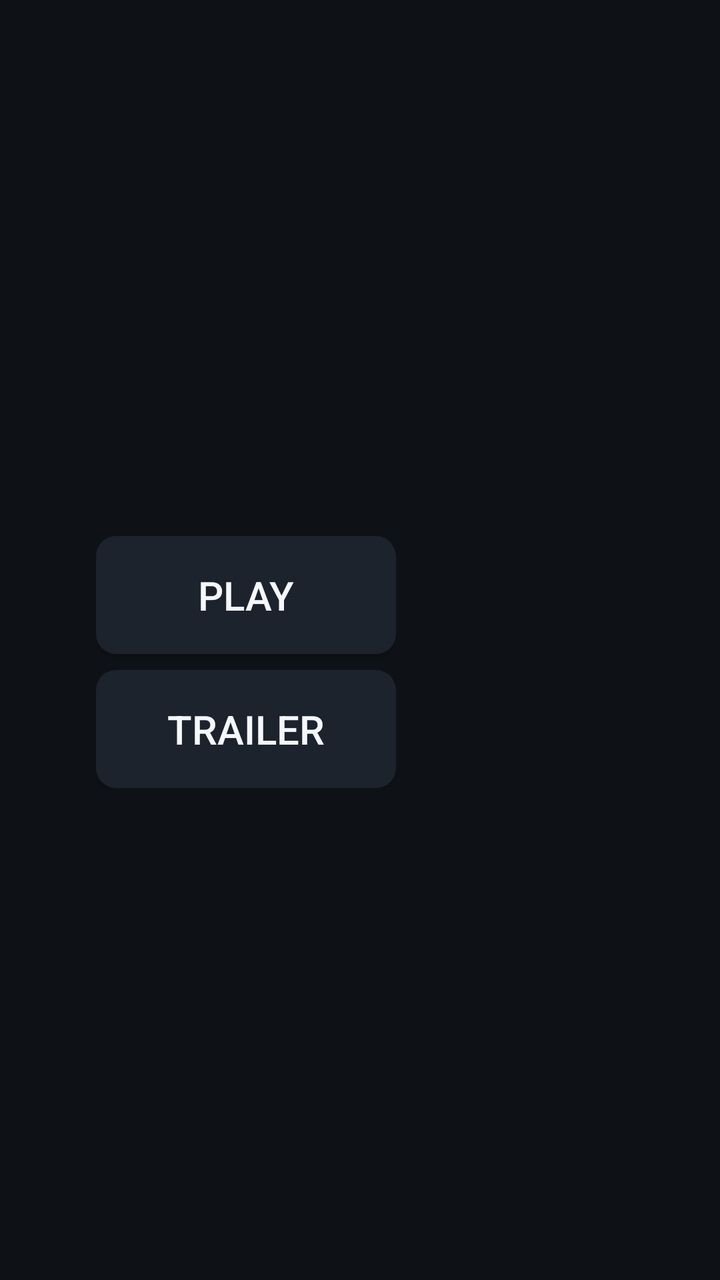
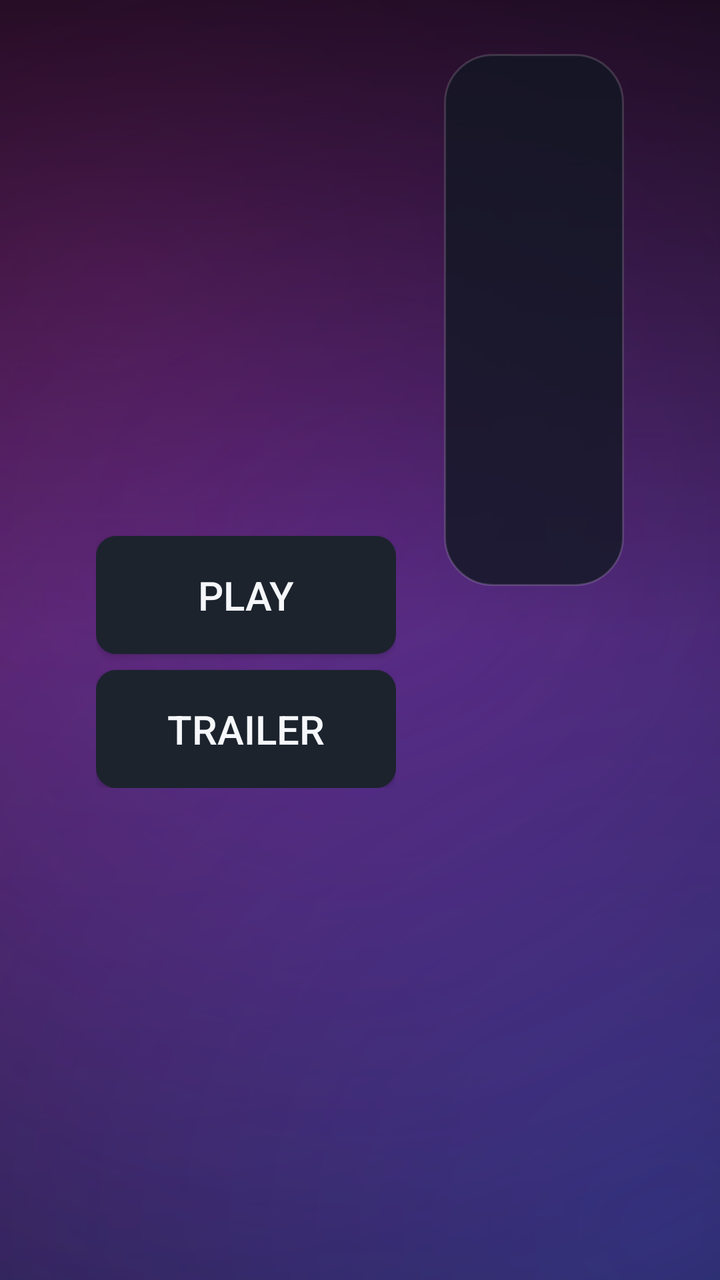

Two renders of the same Android screen: before a commit and after it. Below are the layout's source before the change and the commit's diff.
<!-- AndroidManifest.xml: application theme Theme.IptvPlayer -->
<!-- res/layout/activity_vod_detail.xml -->
<?xml version="1.0" encoding="utf-8"?>
<ScrollView xmlns:android="http://schemas.android.com/apk/res/android"
    android:layout_width="match_parent"
    android:layout_height="match_parent"
    android:background="@color/bg_root"
    android:paddingHorizontal="@dimen/safe_area_h"
    android:paddingVertical="@dimen/safe_area_v"
    android:fillViewport="true">

    <LinearLayout
        android:layout_width="match_parent"
        android:layout_height="wrap_content"
        android:orientation="horizontal">

        
        <LinearLayout
            android:layout_width="wrap_content"
            android:layout_height="wrap_content"
            android:orientation="vertical">

            <ImageView
                android:id="@+id/detailPoster"
                android:layout_width="@dimen/poster_width"
                android:layout_height="@dimen/poster_height"
                android:scaleType="centerCrop"
                android:contentDescription="@string/nav_movies" />

            <Button
                android:id="@+id/playButton"
                style="@style/Widget.Iptv.Button"
                android:layout_width="@dimen/poster_width"
                android:layout_height="wrap_content"
                android:layout_marginTop="@dimen/space_m"
                android:text="@string/detail_play" />

            <Button
                android:id="@+id/trailerButton"
                style="@style/Widget.Iptv.Button"
                android:layout_width="@dimen/poster_width"
                android:layout_height="wrap_content"
                android:layout_marginTop="@dimen/space_s"
                android:text="@string/detail_trailer" />
        </LinearLayout>

        
        <LinearLayout
            android:layout_width="0dp"
            android:layout_height="wrap_content"
            android:layout_weight="1"
            android:orientation="vertical"
            android:layout_marginStart="@dimen/space_l">

            <TextView
                android:id="@+id/detailTitle"
                android:layout_width="match_parent"
                android:layout_height="wrap_content"
                android:textColor="@color/text_primary"
                android:textSize="@dimen/text_big_title"
                android:textStyle="bold"
                android:maxLines="2"
                android:ellipsize="end" />

            <TextView
                android:id="@+id/detailMeta"
                android:layout_width="match_parent"
                android:layout_height="wrap_content"
                android:layout_marginTop="@dimen/space_s"
                android:textColor="@color/text_secondary"
                android:textSize="@dimen/text_body" />

            <TextView
                android:id="@+id/detailPlot"
                android:layout_width="match_parent"
                android:layout_height="wrap_content"
                android:layout_marginTop="@dimen/space_m"
                android:textColor="@color/text_primary"
                android:textSize="@dimen/text_body" />

            <TextView
                android:id="@+id/detailCast"
                android:layout_width="match_parent"
                android:layout_height="wrap_content"
                android:layout_marginTop="@dimen/space_m"
                android:textColor="@color/text_secondary"
                android:textSize="@dimen/text_caption" />

            <TextView
                android:id="@+id/detailDirector"
                android:layout_width="match_parent"
                android:layout_height="wrap_content"
                android:layout_marginTop="@dimen/space_s"
                android:textColor="@color/text_secondary"
                android:textSize="@dimen/text_caption" />

            <TextView
                android:id="@+id/detailGenre"
                android:layout_width="match_parent"
                android:layout_height="wrap_content"
                android:layout_marginTop="@dimen/space_s"
                android:textColor="@color/text_secondary"
                android:textSize="@dimen/text_caption" />
        </LinearLayout>
    </LinearLayout>
</ScrollView>
<!-- resources referenced by this layout -->
<resources>
  <color name="bg_root">#0E1116</color>
  <color name="text_primary">#F5F7FA</color>
  <color name="text_secondary">#9AA7B4</color>
  <dimen name="poster_height">225dp</dimen>
  <dimen name="poster_width">150dp</dimen>
  <dimen name="safe_area_h">48dp</dimen>
  <dimen name="safe_area_v">27dp</dimen>
  <dimen name="space_l">24dp</dimen>
  <dimen name="space_m">16dp</dimen>
  <dimen name="space_s">8dp</dimen>
  <dimen name="text_big_title">32sp</dimen>
  <dimen name="text_body">20sp</dimen>
  <dimen name="text_caption">16sp</dimen>
  <string name="detail_play">Play</string>
  <string name="detail_trailer">Trailer</string>
  <string name="nav_movies">Movies</string>
  <style name="Widget.Iptv.Button" parent="Widget.AppCompat.Button">
          <item name="android:background">@drawable/bg_button</item>
          <item name="android:textColor">@color/text_primary</item>
          <item name="android:textSize">@dimen/text_body</item>
          <item name="android:padding">@dimen/space_m</item>
          <item name="android:focusable">true</item>
      </style>
  <color name="accent">#3DA9FC</color>
  <dimen name="card_radius">10dp</dimen>
  <dimen name="focus_stroke">2dp</dimen>
  <color name="accent_dim">#1E5F8C</color>
  <color name="bg_card">#1C232D</color>
  <!-- unchanged entries left out for length: 2 -->
</resources>

<!-- the commit's change to res/layout/activity_vod_detail.xml (unified diff, before → after) -->
@@ -2,7 +2,7 @@
 <ScrollView xmlns:android="http://schemas.android.com/apk/res/android"
     android:layout_width="match_parent"
     android:layout_height="match_parent"
-    android:background="@color/bg_root"
+    android:background="@drawable/bg_login_aurora"
     android:paddingHorizontal="@dimen/safe_area_h"
     android:paddingVertical="@dimen/safe_area_v"
     android:fillViewport="true">
@@ -48,7 +48,9 @@
             android:layout_height="wrap_content"
             android:layout_weight="1"
             android:orientation="vertical"
-            android:layout_marginStart="@dimen/space_l">
+            android:layout_marginStart="@dimen/space_l"
+            android:background="@drawable/bg_glass_card"
+            android:padding="@dimen/space_l">
 
             <TextView
                 android:id="@+id/detailTitle"
@@ -74,7 +76,8 @@
                 android:layout_height="wrap_content"
                 android:layout_marginTop="@dimen/space_m"
                 android:textColor="@color/text_primary"
-                android:textSize="@dimen/text_body" />
+                android:textSize="@dimen/text_body"
+                android:lineSpacingMultiplier="1.2" />
 
             <TextView
                 android:id="@+id/detailCast"
<!-- resource entries referenced after the edit -->
@@ -13,6 +13,64 @@
   <dimen name="text_big_title">32sp</dimen>
   <dimen name="text_body">20sp</dimen>
   <dimen name="text_caption">16sp</dimen>
+  <!-- drawable bg_glass_card (drawable) -->
+  <?xml version="1.0" encoding="utf-8"?>
+  <shape xmlns:android="http://schemas.android.com/apk/res/android" android:shape="rectangle">
+      <solid android:color="@color/glass_card" />
+      <corners android:radius="24dp" />
+      <stroke android:width="1dp" android:color="@color/glass_stroke" />
+  </shape>
+  <!-- drawable bg_login_aurora (drawable) -->
+  <?xml version="1.0" encoding="utf-8"?>
+  <layer-list xmlns:android="http://schemas.android.com/apk/res/android">
+      <item>
+          <shape android:shape="rectangle">
+              <solid android:color="@color/brand_cinematic" />
+          </shape>
+      </item>
+      <item>
+          <shape android:shape="rectangle">
+              <gradient
+                  android:type="radial"
+                  android:centerX="0.16"
+                  android:centerY="0.22"
+                  android:gradientRadius="760dp"
+                  android:startColor="#73FF2E9A"
+                  android:endColor="#00FF2E9A" />
+          </shape>
+      </item>
+      <item>
+          <shape android:shape="rectangle">
+              <gradient
+                  android:type="radial"
+                  android:centerX="0.92"
+                  android:centerY="0.96"
+                  android:gradientRadius="860dp"
+                  android:startColor="#5E3A6BFF"
+                  android:endColor="#003A6BFF" />
+          </shape>
+      </item>
+      <item>
+          <shape android:shape="rectangle">
+              <gradient
+                  android:type="radial"
+                  android:centerX="0.5"
+                  android:centerY="0.42"
+                  android:gradientRadius="520dp"
+                  android:startColor="#357B2FF7"
+                  android:endColor="#007B2FF7" />
+          </shape>
+      </item>
+      <item>
+          <shape android:shape="rectangle">
+              <gradient
+                  android:angle="90"
+                  android:startColor="#00000000"
+                  android:centerColor="#00000000"
+                  android:endColor="#99000000" />
+          </shape>
+      </item>
+  </layer-list>
   <string name="detail_play">Play</string>
   <string name="detail_trailer">Trailer</string>
   <string name="nav_movies">Movies</string>
@@ -23,6 +81,9 @@
           <item name="android:padding">@dimen/space_m</item>
           <item name="android:focusable">true</item>
       </style>
+  <color name="glass_card">#CC121723</color>
+  <color name="glass_stroke">#26FFFFFF</color>
+  <color name="brand_cinematic">#07090F</color>
   <color name="accent">#3DA9FC</color>
   <dimen name="card_radius">10dp</dimen>
   <dimen name="focus_stroke">2dp</dimen>
